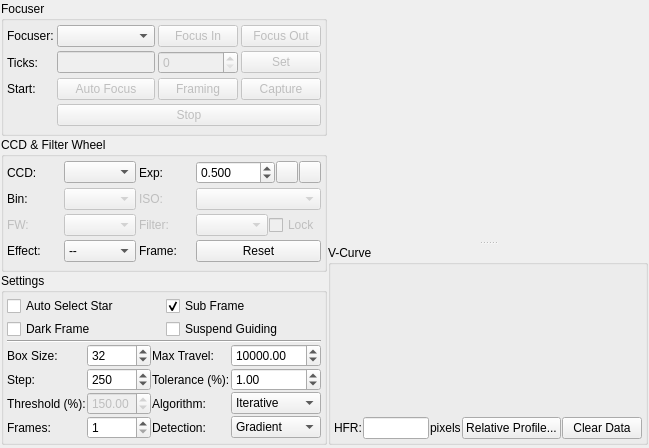
Qt form kstars/ekos/focus/focus.ui (KDE/kstars) before a commit.
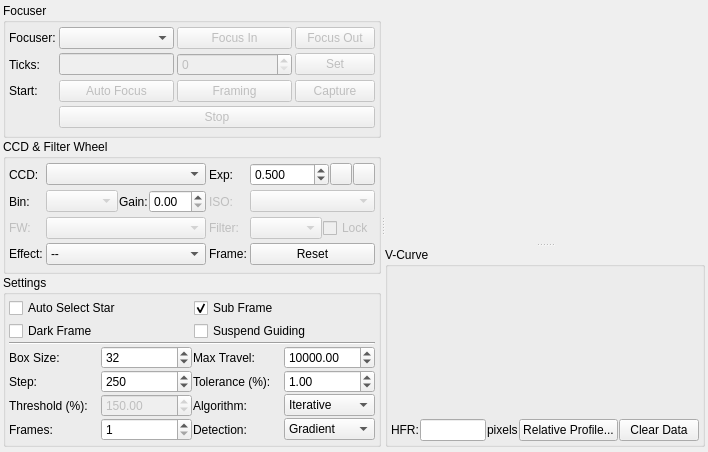
The same form after that commit. Custom widgets are drawn as their Qt base class.

Commit message: Add support for setting gain within Ekos and in sequence manager files

What changed in the file:
```diff
--- a/kstars/ekos/focus/focus.ui
+++ b/kstars/ekos/focus/focus.ui
@@ -6,34 +6,34 @@
    <rect>
     <x>0</x>
     <y>0</y>
-    <width>645</width>
-    <height>448</height>
+    <width>698</width>
+    <height>452</height>
    </rect>
   </property>
-  <layout class="QVBoxLayout" name="verticalLayout_5" stretch="0,0">
-   <property name="spacing">
-    <number>1</number>
-   </property>
-   <property name="leftMargin">
-    <number>1</number>
-   </property>
-   <property name="topMargin">
-    <number>1</number>
-   </property>
-   <property name="rightMargin">
-    <number>1</number>
-   </property>
-   <property name="bottomMargin">
-    <number>1</number>
-   </property>
-   <item>
-    <layout class="QHBoxLayout" name="horizontalLayout" stretch="1,2">
-     <property name="spacing">
-      <number>1</number>
-     </property>
-     <item>
       <layout class="QVBoxLayout" name="verticalLayout">
        <property name="spacing">
+    <number>3</number>
+   </property>
+   <property name="leftMargin">
+    <number>3</number>
+   </property>
+   <property name="topMargin">
+    <number>3</number>
+   </property>
+   <property name="rightMargin">
+    <number>3</number>
+   </property>
+   <property name="bottomMargin">
+    <number>3</number>
+   </property>
+   <item>
+    <widget class="QSplitter" name="splitter">
+     <property name="orientation">
+      <enum>Qt::Horizontal</enum>
+     </property>
+     <widget class="QWidget" name="">
+      <layout class="QVBoxLayout" name="leftLayout">
+       <property name="spacing">
         <number>1</number>
        </property>
        <item>
@@ -314,12 +314,32 @@
            </widget>
           </item>
           <item row="1" column="1">
+           <layout class="QHBoxLayout" name="horizontalLayout_2">
+            <property name="spacing">
+             <number>1</number>
+            </property>
+            <item>
            <widget class="QComboBox" name="binningCombo">
             <property name="enabled">
              <bool>false</bool>
             </property>
            </widget>
           </item>
+            <item>
+             <widget class="QLabel" name="gainLabel">
+              <property name="toolTip">
+               <string>Exposure time in seconds</string>
+              </property>
+              <property name="text">
+               <string>Gain:</string>
+              </property>
+             </widget>
+            </item>
+            <item>
+             <widget class="QDoubleSpinBox" name="gainIN"/>
+            </item>
+           </layout>
+          </item>
           <item row="1" column="2">
            <widget class="QLabel" name="ISOLabel">
             <property name="enabled">
@@ -743,8 +763,7 @@
         </widget>
        </item>
       </layout>
-     </item>
-     <item>
+     </widget>
       <widget class="QSplitter" name="rightLayout">
        <property name="sizePolicy">
         <sizepolicy hsizetype="Expanding" vsizetype="Expanding">
@@ -884,8 +903,7 @@
         </layout>
        </widget>
       </widget>
-     </item>
-    </layout>
+    </widget>
    </item>
    <item>
     <spacer name="verticalSpacer">
```
Lines whose indentation alone changed are shown as unchanged. The commit also changes 8 other files.
